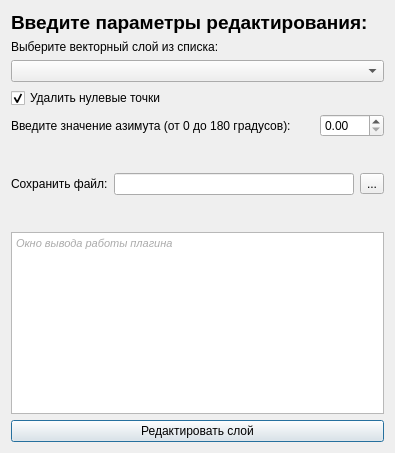
Above: bpla_plugin_flights_dialog_base.ui from vedmitt/Argest before the change. Below: the same form after it.
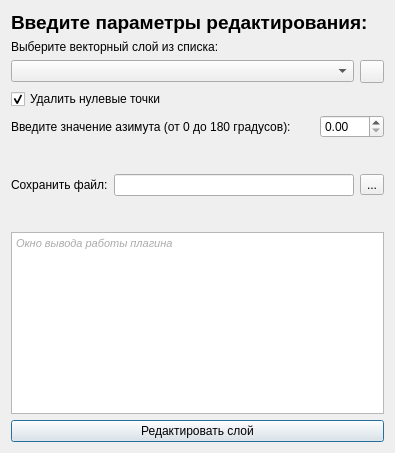
That is the form after the change. Icons and pictures are not drawn. Custom widgets are drawn as their Qt base class.

The edit to the form file:
```diff
--- a/bpla_plugin_flights_dialog_base.ui
+++ b/bpla_plugin_flights_dialog_base.ui
@@ -36,7 +36,22 @@
     </widget>
    </item>
    <item>
-    <widget class="QgsMapLayerComboBox" name="mMapLayerComboBox"/>
+    <layout class="QHBoxLayout" name="horizontalLayout_2">
+     <item>
+      <widget class="QComboBox" name="comboBox"/>
+     </item>
+     <item>
+      <widget class="QToolButton" name="toolButton_cbreload">
+       <property name="text">
+        <string/>
+       </property>
+       <property name="icon">
+        <iconset>
+         <normaloff>icon_reload.png</normaloff>icon_reload.png</iconset>
+       </property>
+      </widget>
+     </item>
+    </layout>
    </item>
    <item>
     <widget class="QCheckBox" name="checkBox">
@@ -158,13 +173,6 @@
    </item>
   </layout>
  </widget>
- <customwidgets>
-  <customwidget>
-   <class>QgsMapLayerComboBox</class>
-   <extends>QComboBox</extends>
-   <header>qgsmaplayercombobox.h</header>
-  </customwidget>
- </customwidgets>
  <resources/>
  <connections/>
 </ui>
```
